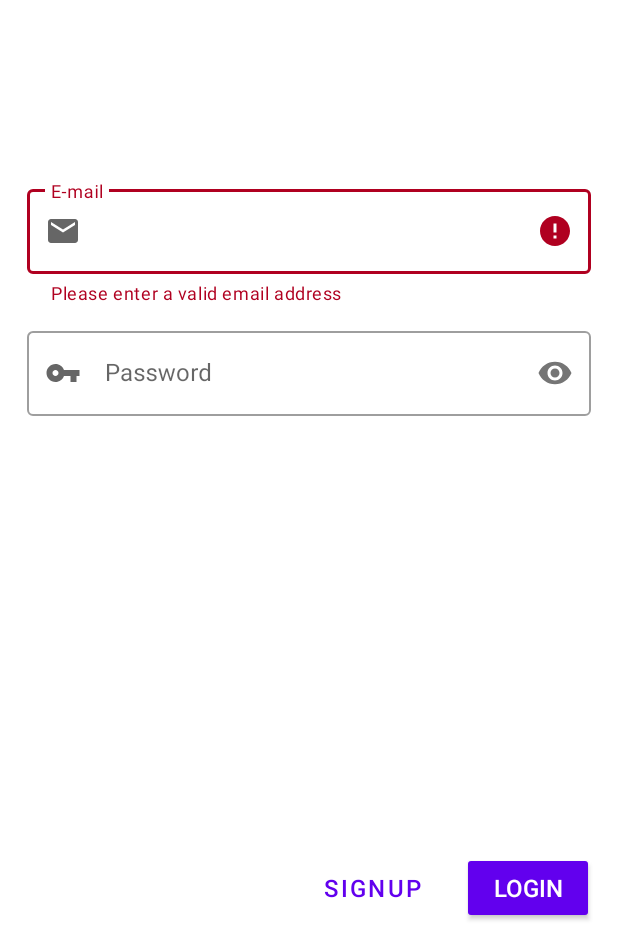
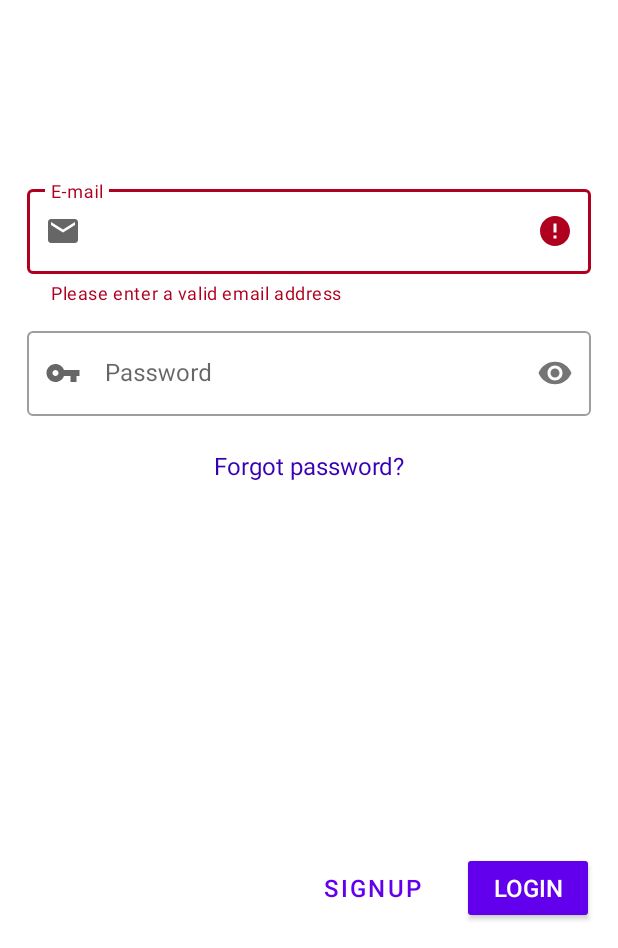
Before and after one commit to shah-codex/playoff-frontend, an Android app: the screen it shows after launch (MainActivity), on a phone screen of 412 x 824 dp, the part 288-1236 px from its top. Run offline under Robolectric (Android 15) with nearby library versions, the phone set to English and light mode, and no system bars; our stand-ins replace data binding.

Commit message:
Playoff: Added code to navigate to forgot password fragment when user clicks the forgot password text view on the login fragment.

```diff
--- a/app/src/main/java/com/shahdarshil/playoff/user/login/LoginViewModel.kt
+++ b/app/src/main/java/com/shahdarshil/playoff/user/login/LoginViewModel.kt
@@ -38,6 +38,11 @@ class LoginViewModel : ViewModel() {
 
     val navigateToSignup: LiveData<Boolean>
         get() = _navigateToSignup
+
+    private val _navigateToForgotPassword = MutableLiveData<Boolean?>()
+
+    val navigateToForgotPassword: LiveData<Boolean?>
+        get() = _navigateToForgotPassword
 
     fun checkEmail(email: String) {
         _emailIsValid.value = email.isEmail()
@@ -83,8 +88,13 @@ class LoginViewModel : ViewModel() {
         _navigateToSignup.value = true
     }
 
+    fun navigateToForgotPassword() {
+        _navigateToForgotPassword.value = true
+    }
+
     fun onDoneNavigating() {
         _navigateToSignup.value = false
+        _navigateToForgotPassword.value = null
     }
 
     override fun onCleared() {
--- a/app/src/main/res/layout/fragment_login.xml
+++ b/app/src/main/res/layout/fragment_login.xml
@@ -85,6 +85,15 @@
                 style="@style/Widget.MaterialComponents.Button.TextButton"
                 app:layout_constraintBaseline_toBaselineOf="@+id/login_button"
                 app:layout_constraintEnd_toStartOf="@+id/login_button" android:layout_marginEnd="@dimen/margin_outside"/>
+        <TextView
+                android:text="@string/forgot_password_question"
+                android:layout_width="wrap_content"
+                android:onClick="@{() -> viewModel.navigateToForgotPassword()}"
+                android:layout_height="wrap_content" android:id="@+id/forgot_password_question"
+                app:layout_constraintEnd_toEndOf="parent" app:layout_constraintStart_toStartOf="parent"
+                app:layout_constraintTop_toBottomOf="@+id/password_textfield_layout" android:layout_marginTop="16dp"
+                android:textColor="@color/colorPrimaryDark" android:layout_marginStart="16dp"
+                android:layout_marginEnd="16dp" android:textSize="16sp" android:padding="4dp"/>
 
     </androidx.constraintlayout.widget.ConstraintLayout>
 </layout>
```
Also changed, not shown: app/src/main/java/com/shahdarshil/playoff/user/login/LoginFragment.kt (+13 -1 lines).
